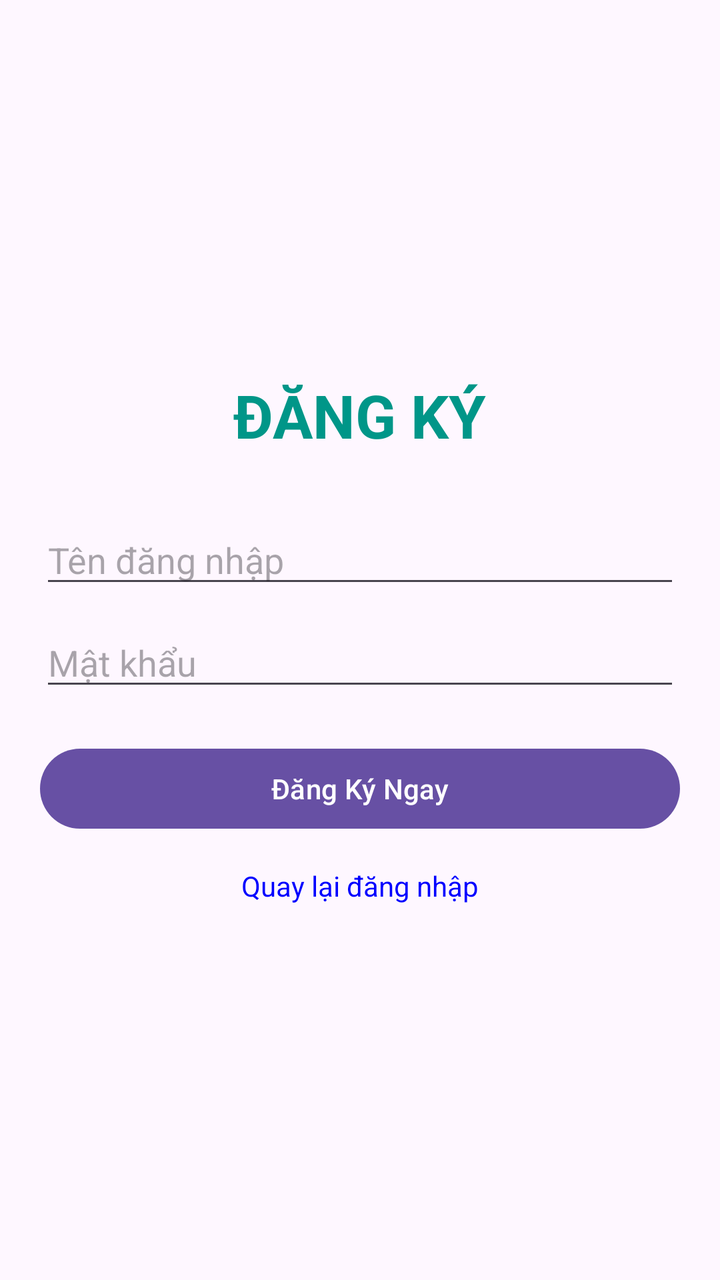
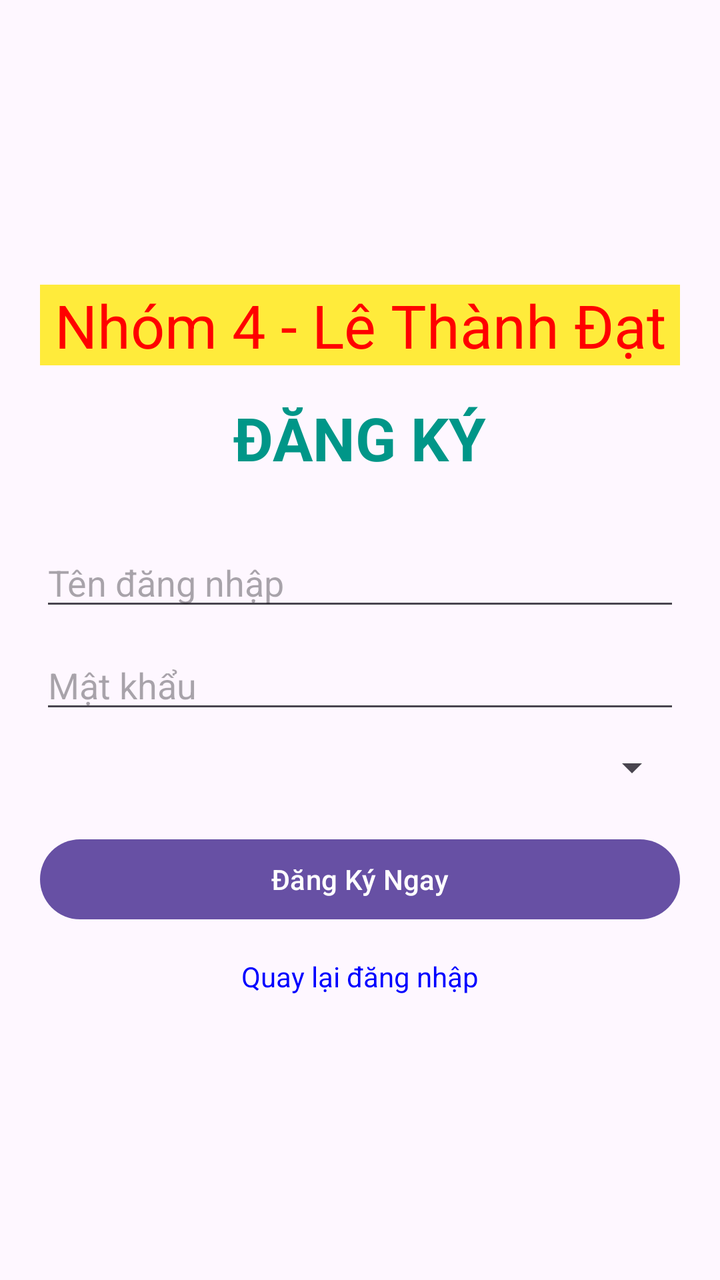

Two renders of the same Android screen: before a commit and after it. Below are the layout's source before the change and the commit's diff.
<!-- AndroidManifest.xml: application theme Theme.QuanLyTruongHoc -->
<!-- res/layout/activity_register.xml -->
<?xml version="1.0" encoding="utf-8"?>
<LinearLayout xmlns:android="http://schemas.android.com/apk/res/android"
    android:layout_width="match_parent"
    android:layout_height="match_parent"
    android:orientation="vertical"
    android:gravity="center"
    android:padding="20dp">

    <TextView
        android:layout_width="wrap_content"
        android:layout_height="wrap_content"
        android:text="ĐĂNG KÝ"
        android:textSize="30sp"
        android:textStyle="bold"
        android:textColor="#009688"
        android:layout_marginBottom="30dp"/>

    <EditText
        android:id="@+id/edtUserReg"
        android:layout_width="match_parent"
        android:layout_height="wrap_content"
        android:hint="Tên đăng nhập" />

    <EditText
        android:id="@+id/edtPassReg"
        android:layout_width="match_parent"
        android:layout_height="wrap_content"
        android:hint="Mật khẩu"
        android:inputType="textPassword"
        android:layout_marginTop="10dp"/>

    <Button
        android:id="@+id/btnRegisterAction"
        android:layout_width="match_parent"
        android:layout_height="wrap_content"
        android:text="Đăng Ký Ngay"
        android:layout_marginTop="20dp" />

    <TextView
        android:id="@+id/tvBackLogin"
        android:layout_width="wrap_content"
        android:layout_height="wrap_content"
        android:text="Quay lại đăng nhập"
        android:layout_marginTop="15dp"
        android:textColor="#0000FF"/>
</LinearLayout>
<!-- resources referenced by this layout -->
<resources>
  <style name="Theme.QuanLyTruongHoc" parent="Base.Theme.QuanLyTruongHoc" />
  <style name="Base.Theme.QuanLyTruongHoc" parent="Theme.Material3.DayNight.NoActionBar">
          
          
      </style>
</resources>

<!-- the commit's change to res/layout/activity_register.xml (unified diff, before → after) -->
@@ -5,7 +5,15 @@
     android:orientation="vertical"
     android:gravity="center"
     android:padding="20dp">
-
+    <TextView
+        android:layout_width="match_parent"
+        android:layout_height="wrap_content"
+        android:text="Nhóm 4 - Lê Thành Đạt"
+        android:textColor="#FF0000"
+        android:textSize="30dp"
+        android:gravity="center"
+        android:background="#FFEB3B"
+        android:layout_marginBottom="16dp"/>
     <TextView
         android:layout_width="wrap_content"
         android:layout_height="wrap_content"
@@ -28,6 +36,11 @@
         android:hint="Mật khẩu"
         android:inputType="textPassword"
         android:layout_marginTop="10dp"/>
+    <Spinner
+        android:id="@+id/spRole"
+        android:layout_width="match_parent"
+        android:layout_height="wrap_content"
+        android:layout_marginTop="10dp"/>
 
     <Button
         android:id="@+id/btnRegisterAction"
